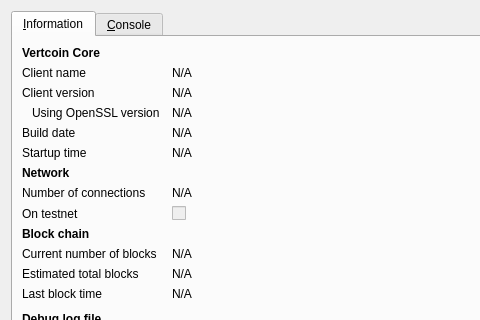
Above: src/qt/forms/rpcconsole.ui from exchangecoin/exchangecoin before the change; both pictures show x 0 to 480 and y 0 to 320 of the 740 by 450 pixel window. Below: the same form after it.
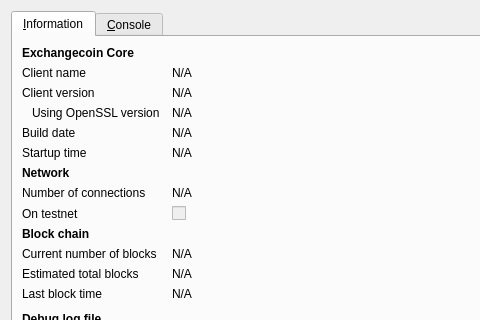
That is the form after the change. Icons and pictures are not drawn.

The edit to the form file:
```diff
--- a/src/qt/forms/rpcconsole.ui
+++ b/src/qt/forms/rpcconsole.ui
@@ -36,7 +36,7 @@
           </font>
          </property>
          <property name="text">
-          <string>Vertcoin Core</string>
+          <string>Exchangecoin Core</string>
          </property>
         </widget>
        </item>
```
Left out of the diff: 6 changed lines with no effect on the pictures.
